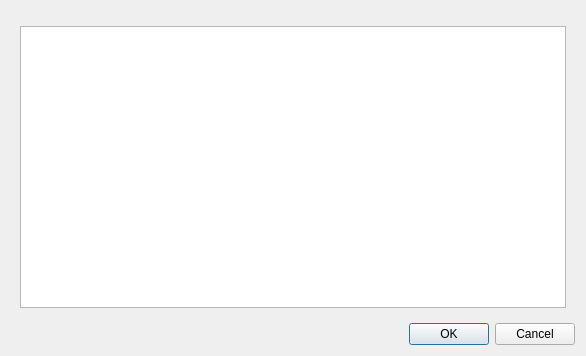
Old version of the form src/tiled/projectpropertiesdialog.ui in the repository mapeditor/tiled.
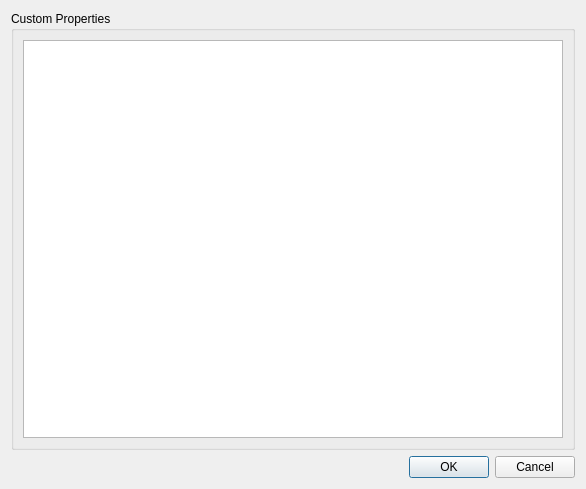
New version of the form. Custom widgets are drawn as their Qt base class.

Commit message:
Used the new properties framework in the Project Properties dialog
A bit of a hacky solution to hiding the "Custom Properties" header in
this context, because it is now inside a group box with that title.

The edit to the form file:
```diff
--- a/src/tiled/projectpropertiesdialog.ui
+++ b/src/tiled/projectpropertiesdialog.ui
@@ -7,25 +7,19 @@
     <x>0</x>
     <y>0</y>
     <width>586</width>
-    <height>356</height>
+    <height>489</height>
    </rect>
   </property>
   <property name="windowTitle">
    <string>Project Properties</string>
   </property>
-  <layout class="QVBoxLayout" name="verticalLayout">
+  <layout class="QVBoxLayout" name="dialogLayout">
    <item>
-    <widget class="QtGroupBoxPropertyBrowser" name="propertyBrowser" native="true"/>
-   </item>
-   <item>
-    <widget class="QWidget" name="container" native="true">
-     <property name="sizePolicy">
-      <sizepolicy hsizetype="Preferred" vsizetype="MinimumExpanding">
-       <horstretch>0</horstretch>
-       <verstretch>1</verstretch>
-      </sizepolicy>
+    <widget class="QGroupBox" name="groupBox">
+     <property name="title">
+      <string>Custom Properties</string>
      </property>
-     <layout class="QVBoxLayout" name="verticalLayout_2">
+     <layout class="QVBoxLayout" name="verticalLayout">
       <item>
        <widget class="Tiled::PropertiesWidget" name="propertiesWidget"/>
       </item>
@@ -45,12 +39,6 @@
   </layout>
  </widget>
  <customwidgets>
-  <customwidget>
-   <class>QtGroupBoxPropertyBrowser</class>
-   <extends>QWidget</extends>
-   <header location="global">QtGroupBoxPropertyBrowser</header>
-   <container>1</container>
-  </customwidget>
   <customwidget>
    <class>Tiled::PropertiesWidget</class>
    <extends>QTreeView</extends>
```
Left out of the diff: 4 changed lines with no effect on the pictures. The commit also changes 6 other files.
